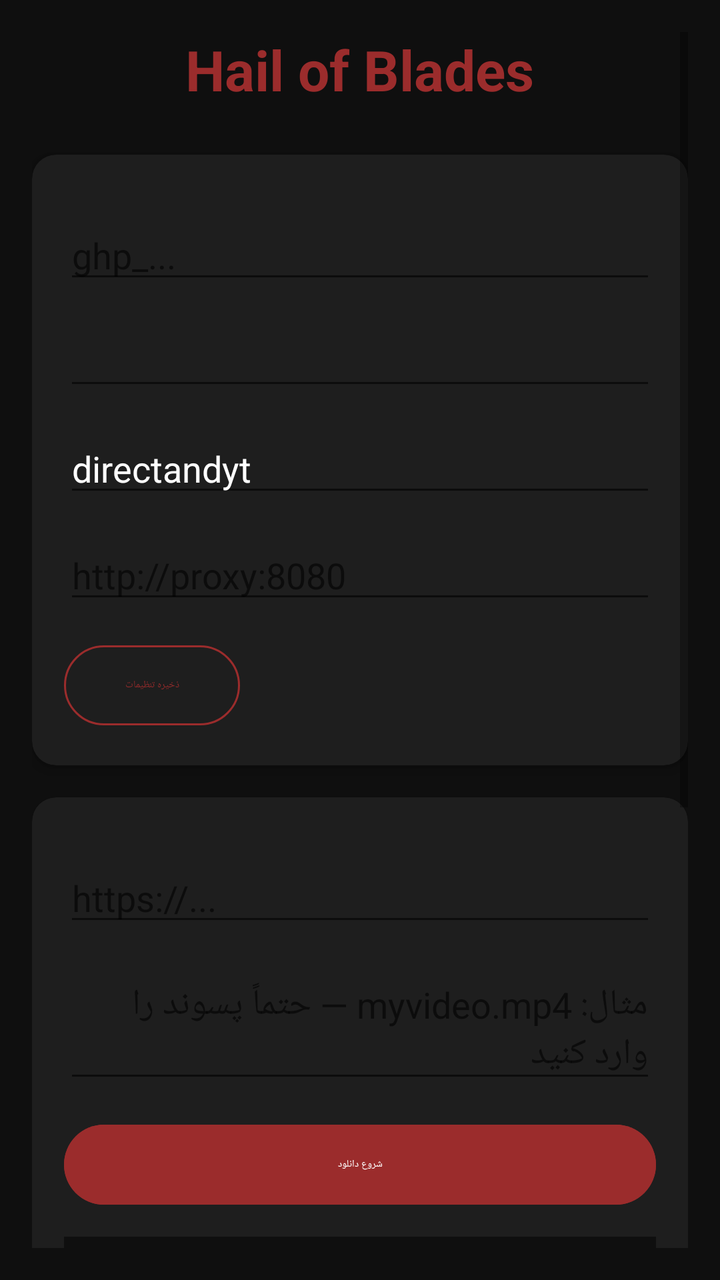
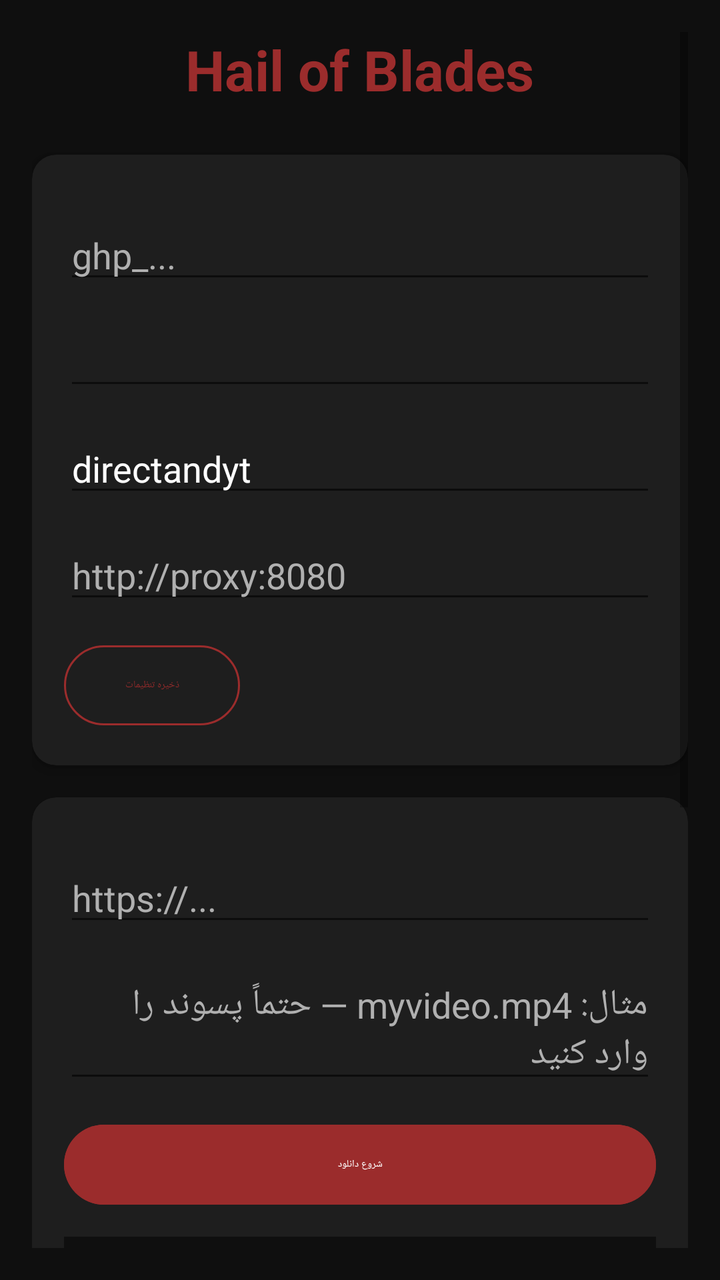

The first picture is an Android layout as it rendered before a commit; the second is the same layout after the commit. The layout source and the unified diff follow.
<!-- AndroidManifest.xml: application theme Theme.HOB -->
<!-- res/layout/activity_main.xml -->
<?xml version="1.0" encoding="utf-8"?>
<ScrollView xmlns:android="http://schemas.android.com/apk/res/android"
    xmlns:app="http://schemas.android.com/apk/res-auto"
    android:layout_width="match_parent"
    android:layout_height="match_parent"
    android:padding="16dp"
    android:background="@color/background">

    <LinearLayout
        android:layout_width="match_parent"
        android:layout_height="wrap_content"
        android:orientation="vertical"
        android:gravity="center_horizontal">

        <TextView
            android:layout_width="wrap_content"
            android:layout_height="wrap_content"
            android:text="Hail of Blades"
            android:textSize="28sp"
            android:textStyle="bold"
            android:textColor="@color/accentRune"
            android:paddingBottom="24dp" />

        
        <com.google.android.material.card.MaterialCardView
            android:layout_width="match_parent"
            android:layout_height="wrap_content"
            android:layout_marginBottom="16dp"
            app:cardCornerRadius="12dp"
            app:cardBackgroundColor="@color/surface"
            app:cardElevation="4dp">

            <LinearLayout
                android:layout_width="match_parent"
                android:layout_height="wrap_content"
                android:orientation="vertical"
                android:padding="16dp">

                <TextView
                    android:text="تنظیمات"
                    android:textColor="@color/accentRune"
                    android:textSize="18sp"
                    android:layout_marginBottom="12dp" />

                <TextView android:text="توکن گیت‌هاب" android:textColor="@color/textSecondary"/>
                <EditText
                    android:id="@+id/tokenInput"
                    android:layout_width="match_parent"
                    android:layout_height="wrap_content"
                    android:inputType="textPassword"
                    android:hint="ghp_..."
                    android:textColor="@color/textPrimary"
                    android:hintTextColor="@color/textSecondary"/>

                <TextView android:text="مالک ریپازیتوری" android:textColor="@color/textSecondary" android:layout_marginTop="12dp"/>
                <EditText
                    android:id="@+id/ownerInput"
                    android:layout_width="match_parent"
                    android:layout_height="wrap_content"
                    android:text=""
                    android:textColor="@color/textPrimary"/>

                <TextView android:text="نام ریپازیتوری" android:textColor="@color/textSecondary" android:layout_marginTop="12dp"/>
                <EditText
                    android:id="@+id/repoInput"
                    android:layout_width="match_parent"
                    android:layout_height="wrap_content"
                    android:text="directandyt"
                    android:textColor="@color/textPrimary"/>

                <TextView android:text="پروکسی (اختیاری)" android:textColor="@color/textSecondary" android:layout_marginTop="12dp"/>
                <EditText
                    android:id="@+id/proxyInput"
                    android:layout_width="match_parent"
                    android:layout_height="wrap_content"
                    android:hint="http://proxy:8080"
                    android:textColor="@color/textPrimary"/>

                <Button
                    android:id="@+id/saveSettingsButton"
                    android:layout_width="wrap_content"
                    android:layout_height="wrap_content"
                    android:text="ذخیره تنظیمات"
                    android:layout_marginTop="12dp"
                    style="@style/Widget.Material3.Button.OutlinedButton"
                    app:strokeColor="@color/accentRune"
                    android:textColor="@color/accentRune"/>

            </LinearLayout>
        </com.google.android.material.card.MaterialCardView>

        
        <com.google.android.material.card.MaterialCardView
            android:layout_width="match_parent"
            android:layout_height="wrap_content"
            android:layout_marginBottom="16dp"
            app:cardCornerRadius="12dp"
            app:cardBackgroundColor="@color/surface">

            <LinearLayout
                android:layout_width="match_parent"
                android:layout_height="wrap_content"
                android:orientation="vertical"
                android:padding="16dp">

                <TextView
                    android:text="دانلود فایل"
                    android:textColor="@color/accentRune"
                    android:textSize="18sp"
                    android:layout_marginBottom="12dp" />

                <TextView android:text="آدرس فایل (URL)" android:textColor="@color/textSecondary"/>
                <EditText
                    android:id="@+id/urlInput"
                    android:layout_width="match_parent"
                    android:layout_height="wrap_content"
                    android:hint="https://..."
                    android:textColor="@color/textPrimary"/>

                <TextView android:text="نام فایل خروجی (اختیاری)" android:textColor="@color/textSecondary" android:layout_marginTop="12dp"/>
                <EditText
                    android:id="@+id/filenameInput"
                    android:layout_width="match_parent"
                    android:layout_height="wrap_content"
                    android:hint="مثال: myvideo.mp4 — حتماً پسوند را وارد کنید"
                    android:textColor="@color/textPrimary"/>

                <Button
                    android:id="@+id/startButton"
                    android:layout_width="match_parent"
                    android:layout_height="wrap_content"
                    android:text="شروع دانلود"
                    android:layout_marginTop="12dp"
                    style="@style/Widget.Material3.Button"
                    android:backgroundTint="@color/accentRune"/>

                <ProgressBar
                    android:id="@+id/progressBar"
                    style="?android:attr/progressBarStyleHorizontal"
                    android:layout_width="match_parent"
                    android:layout_height="wrap_content"
                    android:layout_marginTop="16dp"
                    android:visibility="gone" />

                <TextView
                    android:id="@+id/logText"
                    android:layout_width="match_parent"
                    android:layout_height="150dp"
                    android:background="@color/background"
                    android:padding="8dp"
                    android:scrollbars="vertical"
                    android:gravity="top"
                    android:textColor="@color/textSecondary"
                    android:layout_marginTop="12dp" />

                <Button
                    android:id="@+id/clearLogButton"
                    android:layout_width="wrap_content"
                    android:layout_height="wrap_content"
                    android:text="پاک کردن لاگ"
                    android:layout_gravity="end"
                    style="@style/Widget.Material3.Button.TextButton"
                    android:textColor="@color/textSecondary"/>

            </LinearLayout>
        </com.google.android.material.card.MaterialCardView>

        
        <com.google.android.material.card.MaterialCardView
            android:layout_width="match_parent"
            android:layout_height="wrap_content"
            android:layout_marginBottom="16dp"
            app:cardCornerRadius="12dp"
            app:cardBackgroundColor="@color/surface">

            <LinearLayout
                android:layout_width="match_parent"
                android:layout_height="wrap_content"
                android:orientation="vertical"
                android:padding="16dp">

                <Button
                    android:id="@+id/manageFoldersButton"
                    android:layout_width="match_parent"
                    android:layout_height="wrap_content"
                    android:text="مدیریت پوشه‌های قدیمی در ریپازیتوری"
                    style="@style/Widget.Material3.Button.OutlinedButton"
                    app:strokeColor="@color/accentRune"
                    android:textColor="@color/accentRune"/>

            </LinearLayout>
        </com.google.android.material.card.MaterialCardView>

        
        <LinearLayout
            android:layout_width="match_parent"
            android:layout_height="wrap_content"
            android:orientation="horizontal"
            android:gravity="center"
            android:layout_marginTop="8dp"
            android:padding="8dp">

            <TextView
                android:id="@+id/telegramLink"
                android:layout_width="wrap_content"
                android:layout_height="wrap_content"
                android:text="📱 @Hailofblades"
                android:textColor="#0088cc"
                android:padding="8dp"
                android:clickable="true" />

            <TextView
                android:layout_width="wrap_content"
                android:layout_height="wrap_content"
                android:text="  |  "
                android:textColor="@color/textSecondary"/>

            <TextView
                android:id="@+id/githubLink"
                android:layout_width="wrap_content"
                android:layout_height="wrap_content"
                android:text="🐙 GitHub"
                android:textColor="#AAAAAA"
                android:padding="8dp"
                android:clickable="true" />
        </LinearLayout>

    </LinearLayout>
</ScrollView>
<!-- resources referenced by this layout -->
<resources>
  <color name="accentRune">#9B2C2C</color>
  <color name="background">#0F0F0F</color>
  <color name="surface">#1E1E1E</color>
  <color name="textPrimary">#FFFFFF</color>
  <color name="textSecondary">#B0B0B0</color>
  <style name="Theme.HOB" parent="Theme.MaterialComponents.DayNight.NoActionBar">
          <item name="android:windowBackground">@color/background</item>
          <item name="android:statusBarColor">@color/background</item>
          <item name="android:navigationBarColor">@color/background</item>
          <item name="colorPrimary">@color/accentRune</item>
          <item name="colorPrimaryVariant">@color/accentRuneLight</item>
          <item name="colorOnPrimary">@color/textPrimary</item>
          <item name="colorSurface">@color/surface</item>
          <item name="colorOnSurface">@color/textPrimary</item>
          <item name="colorSecondary">@color/accentRuneLight</item>
          <item name="colorOnSecondary">@color/textPrimary</item>
      </style>
  <color name="accentRuneLight">#C04444</color>
</resources>

<!-- the commit's change to res/layout/activity_main.xml (unified diff, before → after) -->
@@ -50,7 +50,7 @@
                     android:inputType="textPassword"
                     android:hint="ghp_..."
                     android:textColor="@color/textPrimary"
-                    android:hintTextColor="@color/textSecondary"/>
+                    android:textColorHint="@color/textSecondary"/>
 
                 <TextView android:text="مالک ریپازیتوری" android:textColor="@color/textSecondary" android:layout_marginTop="12dp"/>
                 <EditText
@@ -58,7 +58,8 @@
                     android:layout_width="match_parent"
                     android:layout_height="wrap_content"
                     android:text=""
-                    android:textColor="@color/textPrimary"/>
+                    android:textColor="@color/textPrimary"
+                    android:textColorHint="@color/textSecondary"/>
 
                 <TextView android:text="نام ریپازیتوری" android:textColor="@color/textSecondary" android:layout_marginTop="12dp"/>
                 <EditText
@@ -66,7 +67,8 @@
                     android:layout_width="match_parent"
                     android:layout_height="wrap_content"
                     android:text="directandyt"
-                    android:textColor="@color/textPrimary"/>
+                    android:textColor="@color/textPrimary"
+                    android:textColorHint="@color/textSecondary"/>
 
                 <TextView android:text="پروکسی (اختیاری)" android:textColor="@color/textSecondary" android:layout_marginTop="12dp"/>
                 <EditText
@@ -74,7 +76,8 @@
                     android:layout_width="match_parent"
                     android:layout_height="wrap_content"
                     android:hint="http://proxy:8080"
-                    android:textColor="@color/textPrimary"/>
+                    android:textColor="@color/textPrimary"
+                    android:textColorHint="@color/textSecondary"/>
 
                 <Button
                     android:id="@+id/saveSettingsButton"
@@ -115,7 +118,8 @@
                     android:layout_width="match_parent"
                     android:layout_height="wrap_content"
                     android:hint="https://..."
-                    android:textColor="@color/textPrimary"/>
+                    android:textColor="@color/textPrimary"
+                    android:textColorHint="@color/textSecondary"/>
 
                 <TextView android:text="نام فایل خروجی (اختیاری)" android:textColor="@color/textSecondary" android:layout_marginTop="12dp"/>
                 <EditText
@@ -123,7 +127,8 @@
                     android:layout_width="match_parent"
                     android:layout_height="wrap_content"
                     android:hint="مثال: myvideo.mp4 — حتماً پسوند را وارد کنید"
-                    android:textColor="@color/textPrimary"/>
+                    android:textColor="@color/textPrimary"
+                    android:textColorHint="@color/textSecondary"/>
 
                 <Button
                     android:id="@+id/startButton"
@@ -207,7 +212,8 @@
                 android:text="📱 @Hailofblades"
                 android:textColor="#0088cc"
                 android:padding="8dp"
-                android:clickable="true" />
+                android:clickable="true"
+                android:focusable="true" />
 
             <TextView
                 android:layout_width="wrap_content"
@@ -222,7 +228,8 @@
                 android:text="🐙 GitHub"
                 android:textColor="#AAAAAA"
                 android:padding="8dp"
-                android:clickable="true" />
+                android:clickable="true"
+                android:focusable="true" />
         </LinearLayout>
 
     </LinearLayout>
